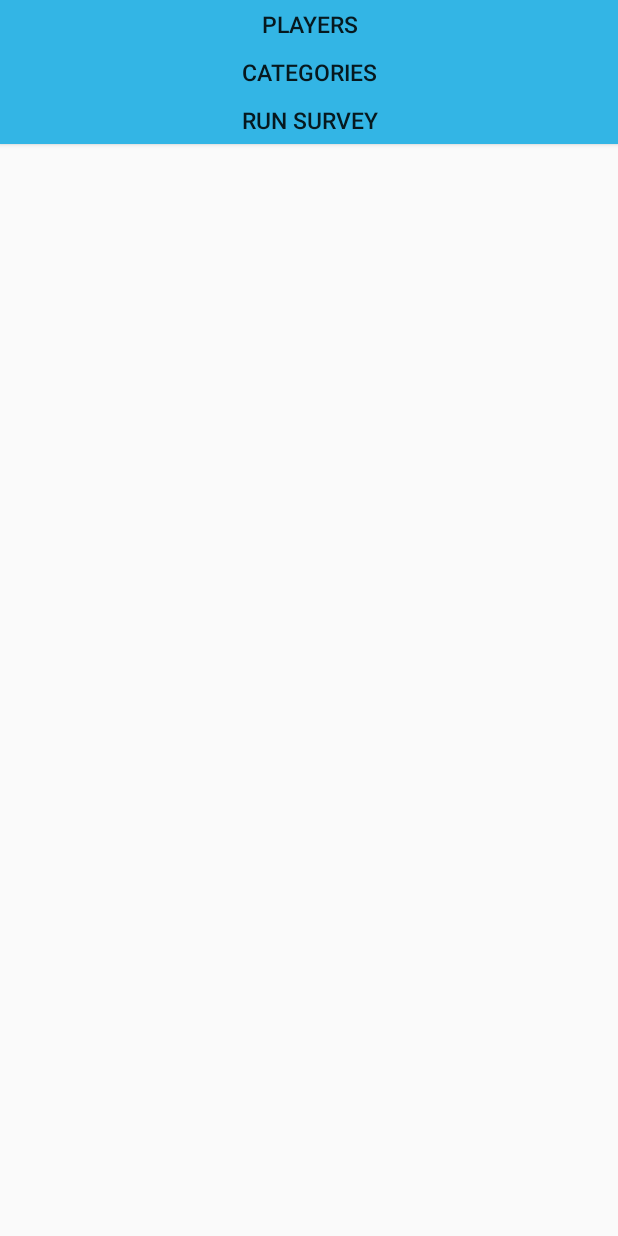
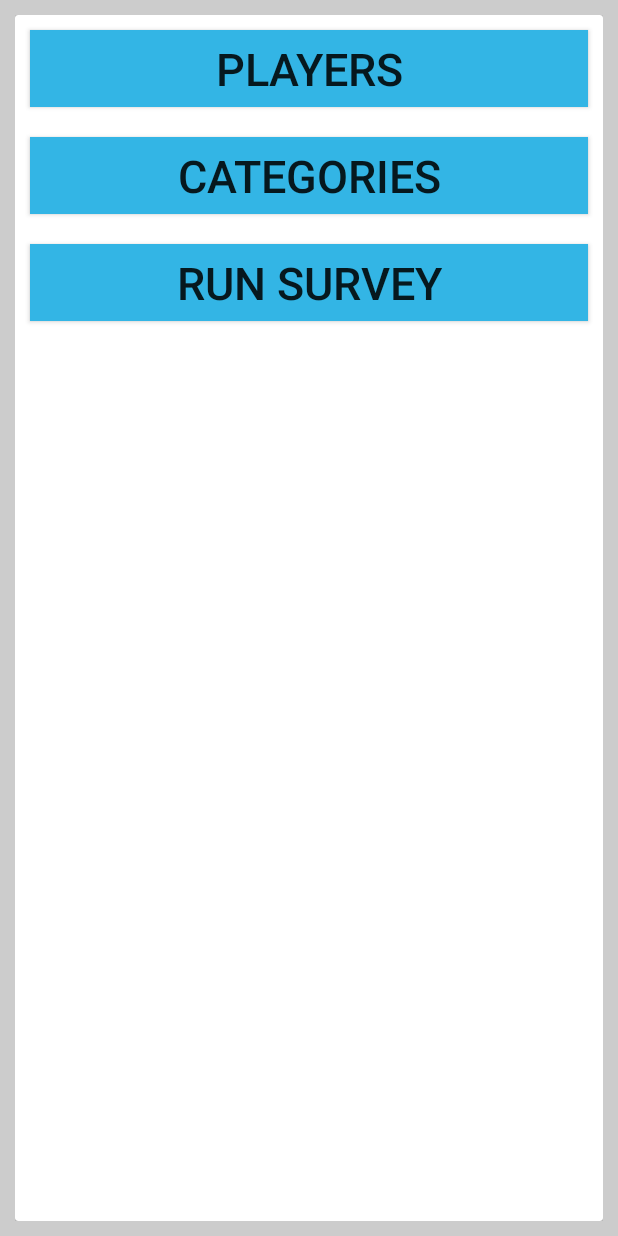
Before and after one commit to maxjaglak/dnd-exp-splitter, an Android app: the screen it shows after launch (MainActivity), on a phone screen of 412 x 824 dp. Run offline under Robolectric (Android 15) with nearby library versions, the phone set to English and light mode, and no system bars; our stand-ins replace ButterKnife, Dagger/Hilt's generated code; libraries missing offline, so code that uses them is left out: com.j256.ormlite, de.greenrobot.event; 4 statements that could not run were skipped.

Commit message:
applying styles

```diff
--- a/app/src/main/java/oo/max/dndexperiencesplitter/expsplitting/activity/ResultPreviewActivity.java
+++ b/app/src/main/java/oo/max/dndexperiencesplitter/expsplitting/activity/ResultPreviewActivity.java
@@ -31,4 +31,6 @@ public class ResultPreviewActivity extends AbstractBaseActivity {
         expResultsRecyclerView.setAdapter(new ResultAdapter(this, expResults));
         expResultsRecyclerView.setLayoutManager(new LinearLayoutManager(this));
     }
+
+
 }
--- a/app/src/main/java/oo/max/dndexperiencesplitter/playerpicking/adapter/PlayerPickingViewHolder.java
+++ b/app/src/main/java/oo/max/dndexperiencesplitter/playerpicking/adapter/PlayerPickingViewHolder.java
@@ -1,8 +1,8 @@
 package oo.max.dndexperiencesplitter.playerpicking.adapter;
 
+import android.support.v7.widget.CardView;
 import android.support.v7.widget.RecyclerView;
 import android.view.View;
-import android.widget.LinearLayout;
 import android.widget.TextView;
 
 import butterknife.Bind;
@@ -23,7 +23,7 @@ public class PlayerPickingViewHolder extends RecyclerView.ViewHolder{
     TextView characterName;
 
     @Bind(R.id.container)
-    LinearLayout container;
+    CardView container;
 
     @Bind(R.id.game_master)
     TextView gameMaster;
--- a/app/src/main/java/oo/max/dndexperiencesplitter/playerpicking/adapter/PlayersPickingAdapter.java
+++ b/app/src/main/java/oo/max/dndexperiencesplitter/playerpicking/adapter/PlayersPickingAdapter.java
@@ -1,7 +1,6 @@
 package oo.max.dndexperiencesplitter.playerpicking.adapter;
 
 import android.content.Context;
-import android.graphics.Color;
 import android.support.v7.widget.RecyclerView;
 import android.view.LayoutInflater;
 import android.view.View;
@@ -50,9 +49,9 @@ public class PlayersPickingAdapter extends RecyclerView.Adapter<PlayerPickingVie
         holder.getCharacterName().setText(player.getCharacterName());
         holder.getGameMaster().setVisibility(player.isGameMaster() ? View.VISIBLE : View.GONE);
         if(pickedPlayers.contains(player)) {
-            holder.getContainer().setBackgroundColor(Color.BLUE);
+            holder.getContainer().setCardBackgroundColor(context.getResources().getColor(R.color.button_normal));
         } else {
-            holder.getContainer().setBackground(null);
+            holder.getContainer().setCardBackgroundColor(context.getResources().getColor(R.color.background_card));
         }
     }
 
--- a/app/src/main/res/layout/activity_category_list.xml
+++ b/app/src/main/res/layout/activity_category_list.xml
@@ -2,6 +2,7 @@
 <android.support.design.widget.CoordinatorLayout xmlns:android="http://schemas.android.com/apk/res/android"
     xmlns:app="http://schemas.android.com/apk/res-auto"
     android:id="@+id/container"
+    style="@style/container"
     android:layout_width="match_parent"
     android:layout_height="match_parent"
     android:orientation="vertical">
--- a/app/src/main/res/layout/activity_main.xml
+++ b/app/src/main/res/layout/activity_main.xml
@@ -1,25 +1,43 @@
 <?xml version="1.0" encoding="utf-8"?>
 <LinearLayout xmlns:android="http://schemas.android.com/apk/res/android"
+    style="@style/container"
+    android:layout_width="match_parent"
+    android:layout_height="match_parent"
+    android:orientation="vertical">
+
+    <android.support.v7.widget.CardView
+        style="@style/cardview"
+        android:layout_width="match_parent"
+        android:layout_height="match_parent">
+
+        <LinearLayout
             android:layout_width="match_parent"
             android:layout_height="match_parent"
             android:orientation="vertical">
 
             <Button
                 android:id="@+id/players"
-        android:text="@string/players"
+                style="@style/button.main"
                 android:layout_width="match_parent"
-        android:layout_height="wrap_content" />
+                android:layout_height="wrap_content"
+                android:text="@string/players" />
 
             <Button
                 android:id="@+id/categories"
-        android:text="@string/categories"
+                style="@style/button.main"
                 android:layout_width="match_parent"
-        android:layout_height="wrap_content" />
+                android:layout_height="wrap_content"
+                android:text="@string/categories" />
 
             <Button
                 android:id="@+id/run"
-        android:text="@string/run_survey"
+                style="@style/button.main"
                 android:layout_width="match_parent"
-        android:layout_height="wrap_content" />
+                android:layout_height="wrap_content"
+                android:text="@string/run_survey" />
 
         </LinearLayout>
+
+    </android.support.v7.widget.CardView>
+
+</LinearLayout>
--- a/app/src/main/res/layout/activity_player_list.xml
+++ b/app/src/main/res/layout/activity_player_list.xml
@@ -2,6 +2,7 @@
 <android.support.design.widget.CoordinatorLayout xmlns:android="http://schemas.android.com/apk/res/android"
     xmlns:app="http://schemas.android.com/apk/res-auto"
     android:id="@+id/container"
+    style="@style/container"
     android:layout_width="match_parent"
     android:layout_height="match_parent"
     android:orientation="vertical">
--- a/app/src/main/res/layout/activity_splitting_result.xml
+++ b/app/src/main/res/layout/activity_splitting_result.xml
@@ -2,6 +2,7 @@
 <LinearLayout xmlns:android="http://schemas.android.com/apk/res/android"
     android:layout_width="match_parent"
     android:layout_height="match_parent"
+    style="@style/container"
     android:orientation="vertical">
 
     <android.support.v7.widget.RecyclerView
--- a/app/src/main/res/layout/view_splitting_assess_player.xml
+++ b/app/src/main/res/layout/view_splitting_assess_player.xml
@@ -11,6 +11,7 @@
 
     <TextView
         android:id="@+id/player_name"
+        style="@style/text.big"
         android:layout_width="match_parent"
         android:layout_height="wrap_content" />
 
--- a/app/src/main/res/layout/view_splitting_result_item.xml
+++ b/app/src/main/res/layout/view_splitting_result_item.xml
@@ -7,10 +7,9 @@
 
     <android.support.v7.widget.CardView
         android:id="@+id/card_view"
+        style="@style/cardview"
         android:layout_width="match_parent"
-        android:layout_height="wrap_content"
-        card_view:cardCornerRadius="@dimen/card.radius.default"
-        card_view:cardElevation="@dimen/card.elevation.default">
+        android:layout_height="wrap_content">
 
         <LinearLayout
             android:orientation="vertical"
@@ -24,6 +23,7 @@
 
                 <TextView
                     android:id="@+id/player_name"
+                    style="@style/text.big"
                     android:layout_width="wrap_content"
                     android:layout_height="wrap_content" />
 
--- a/app/src/main/res/values/dimens.xml
+++ b/app/src/main/res/values/dimens.xml
@@ -2,7 +2,7 @@
 <resources>
 
     <dimen name="card.radius.default">2dp</dimen>
-    <dimen name="card.elevation.default">2dp</dimen>
+    <dimen name="card.elevation.default">5dp</dimen>
     <dimen name="margin.dialog">100dp</dimen>
 
     <dimen name="margin">10dp</dimen>
@@ -11,7 +11,8 @@
     <dimen name="margin.big.double">30dp</dimen>
 
     <dimen name="text.size">15sp</dimen>
-    <dimen name="text.size.title">20sp</dimen>
+    <dimen name="text.size.title">30sp</dimen>
+    <dimen name="text.size.big">20sp</dimen>
     <dimen name="text.size.hint">12sp</dimen>
 
     <dimen name="text.minHeight">15dp</dimen>
--- a/app/src/main/res/values/styles.xml
+++ b/app/src/main/res/values/styles.xml
@@ -15,6 +15,11 @@
         <item name="android:padding">@dimen/margin</item>
     </style>
 
+    <style name="container.inner">
+        <item name="android:background">@color/background.card</item>
+        <item name="android:padding">@dimen/margin.small</item>
+    </style>
+
     <style name="text">
         <item name="android:padding">@dimen/margin.small</item>
         <item name="android:gravity">left|center_vertical</item>
@@ -25,6 +30,10 @@
 
     <style name="text.title" parent="text">
         <item name="android:textSize">@dimen/text.size.title</item>
+    </style>
+
+    <style name="text.big" parent="text">
+        <item name="android:textSize">@dimen/text.size.big</item>
     </style>
 
     <style name="text.hint" parent="text">
@@ -39,5 +48,15 @@
         <item name="android:minHeight">@dimen/button.minHeight</item>
     </style>
 
+    <style name="button.main" parent="button">
+        <item name="android:layout_margin">@dimen/margin</item>
+        <item name="android:textSize">@dimen/text.size.title</item>
+    </style>
+
+    <style name="cardview" parent="container.inner">
+        <item name="elevation">@dimen/card.elevation.default</item>
+        <item name="cardCornerRadius">@dimen/card.radius.default</item>
+        <item name="cardElevation">@dimen/card.elevation.default</item>
+    </style>
 
 </resources>
```
Also changed, not shown: app/src/main/res/layout/activity_splitting_pick_players.xml (+8 -6 lines), app/src/main/res/layout/activity_splitting_survey.xml (+7 -5 lines), app/src/main/res/layout/fragment_splitting_player_name.xml (+15 -0 lines), app/src/main/res/layout/view_category_item.xml (+4 -5 lines), app/src/main/res/layout/view_pick_player_item.xml (+3 -4 lines), app/src/main/res/layout/view_player_item.xml (+6 -7 lines). Lines whose indentation alone changed are shown as unchanged.
